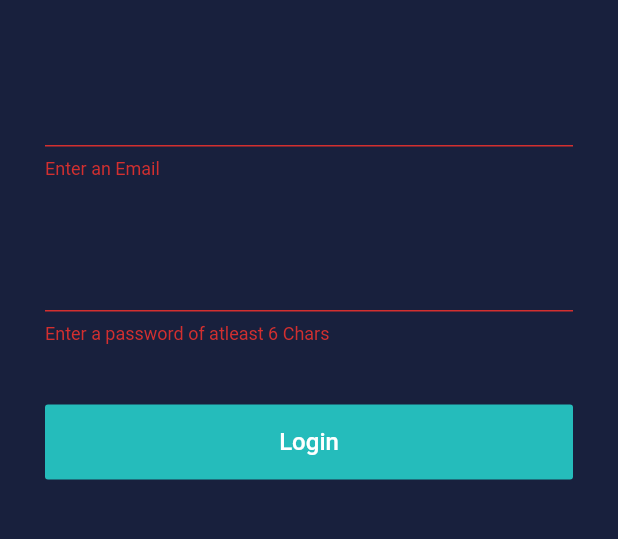
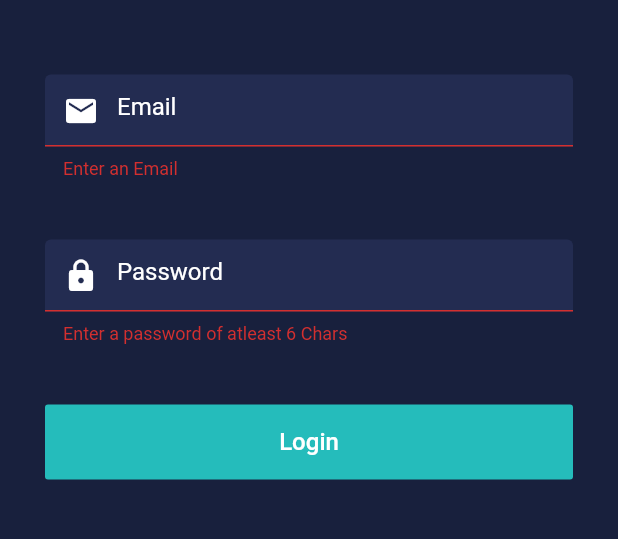
Before and after one commit to ibadasif/disease_predictor, a Flutter app: the screen it shows after launch, after a tap on "Login", on a phone screen of 412 x 824 dp, the part 302-841 px from its top. Run offline on Flutter 3.47's test engine with Material 2 defaults, Android fonts, the phone set to English and light mode, and no system bars; our stand-ins replace firebase_auth, font_awesome_flutter, google_fonts, image_picker, shared_preferences; accounts and stored records are empty.

Commit message:
login page preps

```diff
--- a/lib/image_picker.dart
+++ b/lib/image_picker.dart
@@ -8,7 +8,7 @@ import 'Utility.dart';
 class SaveImageDemo extends StatefulWidget {
   SaveImageDemo() : super();
 
-  final String title = "Select Image From Your Gallery";
+  final String title = "Select Image ";
 
   @override
   _SaveImageDemoState createState() => _SaveImageDemoState();
@@ -83,7 +83,7 @@ class _SaveImageDemoState extends State<SaveImageDemo> {
             },
           ),
           FlatButton.icon(
-            icon: Icon(Icons.person),
+            icon: Icon(Icons.person,color: Colors.white,),
               label: Text('Logout',style: TextStyle(color: Colors.white),),
               onPressed:() async {
               await _auth.signOut();
--- a/lib/screens/authenticate/login_2.dart
+++ b/lib/screens/authenticate/login_2.dart
@@ -61,6 +61,23 @@ class _SignInState extends State<LoginScreen> {
                     height: 50,
                   ),
                   TextFormField(
+                      style: TextStyle(color: Colors.white),
+                      decoration: InputDecoration(
+                        hintText: 'Email',
+                        hintStyle: TextStyle(color: Colors.white),
+                        fillColor: secondaryColor ,
+                        filled: true,
+                        enabledBorder: OutlineInputBorder (
+                            borderSide: BorderSide(color: primaryColor, width: 1.5)
+                        ),
+                        focusedBorder: OutlineInputBorder (
+                            borderSide: BorderSide(color: Colors.blue, width: 1.5)
+                        ),
+                        prefixIcon: Padding(
+                          padding: EdgeInsets.only(top: 0), // add padding to adjust icon
+                          child: Icon(Icons.email,color: Colors.white,),
+                        ),
+                      ) ,
                     validator:  (val) => val.isEmpty? 'Enter an Email' : null,
                       onChanged: (val) {
                         setState(() =>  email = val);
@@ -69,6 +86,23 @@ class _SignInState extends State<LoginScreen> {
                   ),
                   SizedBox(height: 40),
                   TextFormField(
+                    style: TextStyle(color: Colors.white),
+                      decoration: InputDecoration(
+                        hintText: 'Password',
+                        hintStyle: TextStyle(color: Colors.white),
+                        fillColor: secondaryColor ,
+                        filled: true,
+                        enabledBorder: OutlineInputBorder (
+                            borderSide: BorderSide(color: primaryColor, width: 1.5)
+                        ),
+                        focusedBorder: OutlineInputBorder (
+                            borderSide: BorderSide(color: Colors.blue, width: 1.5)
+                        ),
+                        prefixIcon: Padding(
+                          padding: EdgeInsets.only(top: 0), // add padding to adjust icon
+                          child: Icon(Icons.lock,color: Colors.white,),
+                        ),
+                      ),
                       validator:  (val) => val.length < 6 ? 'Enter a password of atleast 6 Chars' : null,
                       obscureText: true,
                       onChanged: (val) {
```
